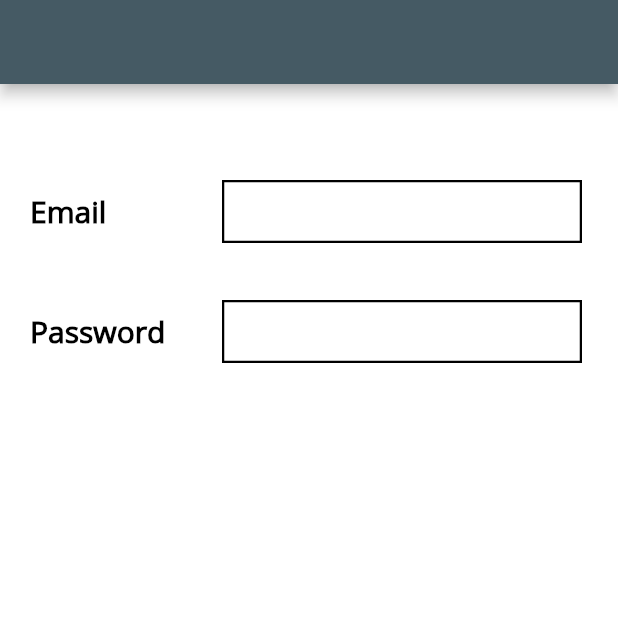
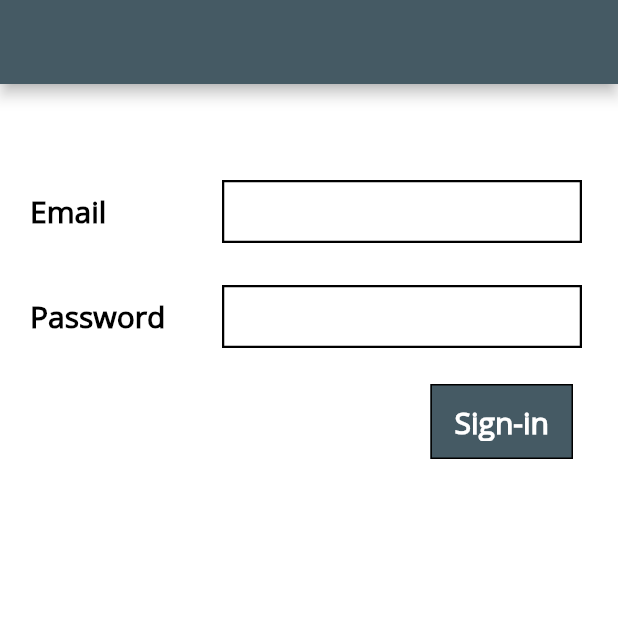
Before and after one commit to DeshaniRanasinga28/vdev-20210305, a Flutter app: the screen it shows after launch, on a phone screen of 412 x 824 dp, the top half of it. Run offline on Flutter 3.47's test engine with Material 2 defaults, Android fonts, the phone set to English and light mode, and no system bars.

Commit message:
add sigin button

```diff
--- a/lib/app/ui/screen/signin/signin_screen.dart
+++ b/lib/app/ui/screen/signin/signin_screen.dart
@@ -1,6 +1,7 @@
 import 'package:flutter/material.dart';
 import 'package:vdev/app/global/app_colors.dart';
 import 'package:vdev/app/ui/widgets/common/common.dart';
+import 'package:vdev/app/ui/widgets/custom_flat_button.dart';
 import 'package:vdev/app/ui/widgets/custom_text_field.dart';
 import 'package:vdev/app/validator.dart';
 
@@ -62,7 +63,7 @@ class _SignInScreenState extends State<SignInScreen>{
                 child: Column(
                   // mainAxisAlignment: MainAxisAlignment.center,
                   children: [
-                   Padding(
+                    Padding(
                      padding: EdgeInsets.fromLTRB(20, 60, 20, 20),
                      child:  Row(
                        children: [
@@ -84,8 +85,8 @@ class _SignInScreenState extends State<SignInScreen>{
                        ],
                      ),
                    ),
-                   Padding(
-                      padding: EdgeInsets.fromLTRB(20, 10, 20, 20),
+                    Padding(
+                      padding: EdgeInsets.fromLTRB(20, 0, 20, 20),
                       child:  Row(
                         children: [
                           Expanded(
@@ -106,6 +107,42 @@ class _SignInScreenState extends State<SignInScreen>{
                         ],
                       ),
                     ),
+                    Padding(
+                      padding: EdgeInsets.fromLTRB(20, 0, 20, 20),
+                      child:  Row(
+                        children: [
+                          Expanded(
+                            child: SizedBox(
+                              height: 50.0
+                            ),
+                            flex: 2,
+                          ),
+                          Expanded(
+                            child: Container(
+                              height: 50.0,
+                              alignment: Alignment.centerRight,
+                              child: Padding(
+                                padding: const EdgeInsets.only(right: 10.0),
+                                child: CustomFlatButton(
+                                  title: "Sign-in",
+                                  fontSize: 20,
+                                  fontWeight: FontWeight.w700,
+                                  textColor: Colors.white,
+                                  onPressed: () {
+                                    // Navigator.of(context).pushNamed("/home");
+                                  },
+                                  splashColor: Colors.black12,
+                                  borderColor: Colors.black,
+                                  borderWidth: 0,
+                                  color: Colors.blueGrey[700],
+                                ),
+                              ),
+                            ),
+                            // flex: 1,
+                          )
+                        ],
+                      ),
+                    ),
                   ],
                 )
               ),
--- a/lib/app/ui/widgets/custom_text_field.dart
+++ b/lib/app/ui/widgets/custom_text_field.dart
@@ -58,6 +58,7 @@ class _CustomTextFieldState extends State<CustomTextField>{
             setState(() {
               if(!widget.validator(text) || text.length == 0 ){
                 currentColor = widget.errorColor;
+
               }else{
                 currentColor = widget.baseColor;
               }
```
Also changed, not shown: pubspec.lock (added).
